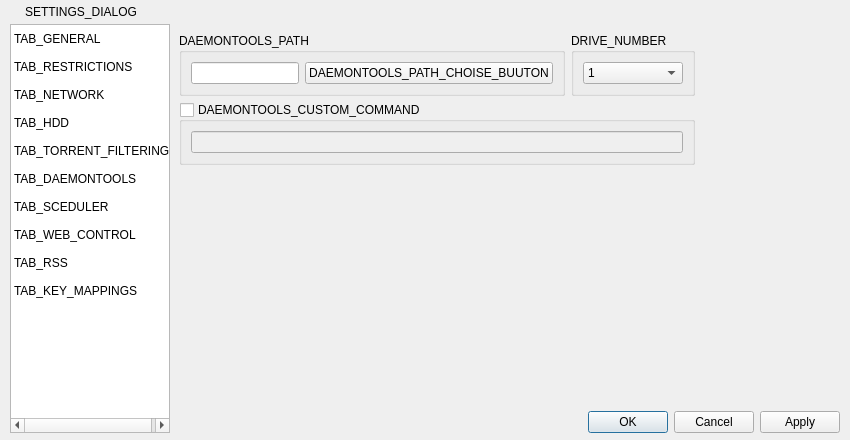
Old version of the form src/core/gui/FormFiles/SettingsDialog.ui in the repository CuteTorrent/CuteTorrent.
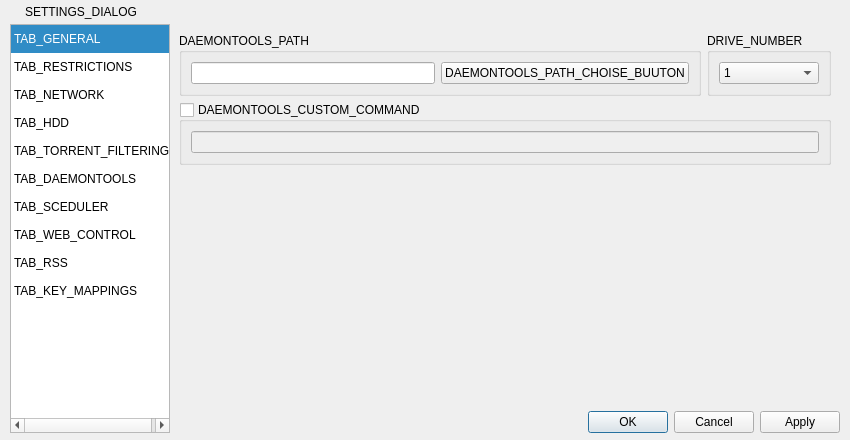
New version of the form. The open tabs and pages were chosen to show the change. Icons and pictures are not drawn.

Diff of the .ui file:
```diff
--- a/src/core/gui/FormFiles/SettingsDialog.ui
+++ b/src/core/gui/FormFiles/SettingsDialog.ui
@@ -6,7 +6,7 @@
    <rect>
     <x>0</x>
     <y>0</y>
-    <width>811</width>
+    <width>799</width>
     <height>407</height>
    </rect>
   </property>
@@ -190,7 +190,7 @@
          <enum>QListView::Adjust</enum>
         </property>
         <property name="currentRow">
-         <number>-1</number>
+         <number>0</number>
         </property>
         <item>
          <property name="text">
@@ -1572,19 +1572,6 @@
             </layout>
            </widget>
           </item>
-          <item row="0" column="2" rowspan="2">
-           <spacer name="horizontalSpacer_6">
-            <property name="orientation">
-             <enum>Qt::Horizontal</enum>
-            </property>
-            <property name="sizeHint" stdset="0">
-             <size>
-              <width>40</width>
-              <height>20</height>
-             </size>
-            </property>
-           </spacer>
-          </item>
           <item row="2" column="0">
            <spacer name="verticalSpacer_2">
             <property name="orientation">
```
Left out of the diff: 141 changed lines with no effect on the pictures.
